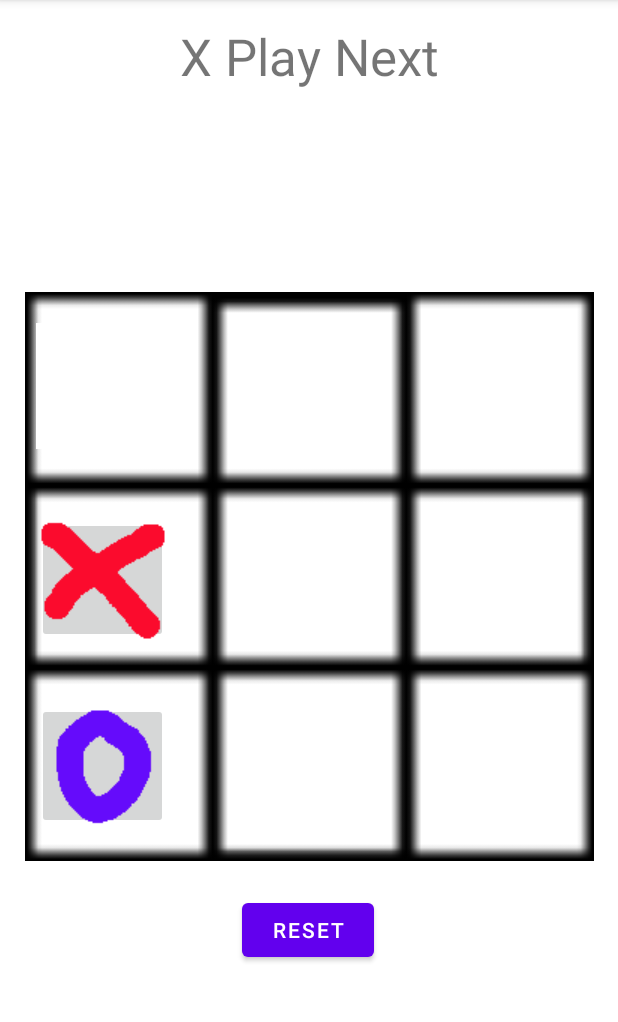
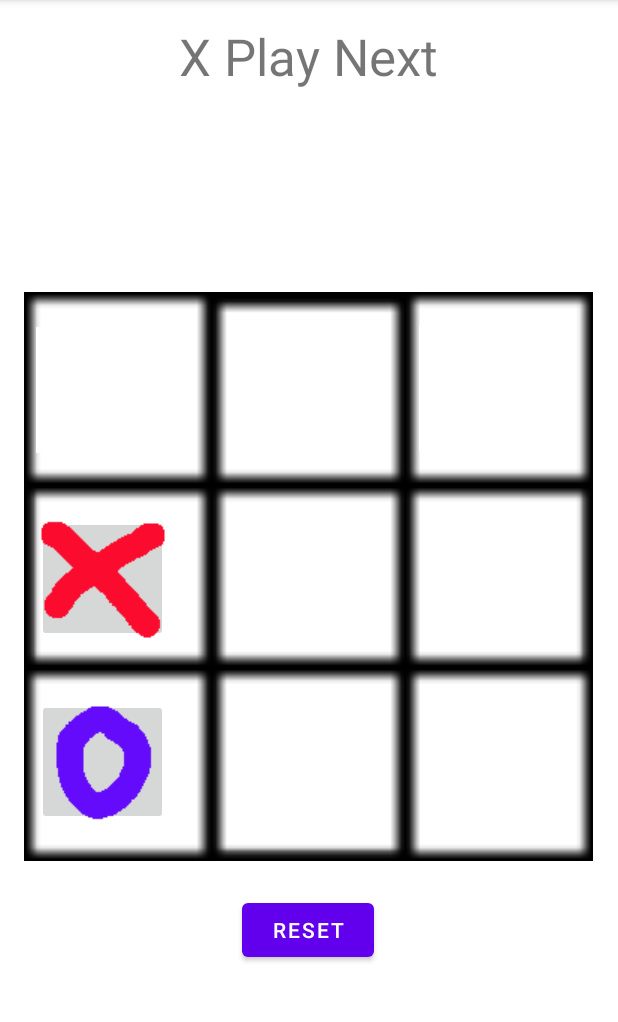
Before and after one commit to sombrero3/Tic-Tac-Toe, an Android app: the screen it shows after launch (MainActivity), after a tap on an icon or button, on a phone screen of 412 x 824 dp, the part 84-1106 px from its top. Run offline under Robolectric (Android 15) with nearby library versions, the phone set to English and light mode, and no system bars; 2 other taps on this screen came first.

```diff
--- a/app/src/main/res/layout/activity_main.xml
+++ b/app/src/main/res/layout/activity_main.xml
@@ -9,7 +9,6 @@
         android:layout_height="wrap_content"
         android:background="@color/white"
         tools:context=".MainActivity">
-
         <TextView
             android:id="@+id/main_text_tv"
             android:layout_width="wrap_content"
@@ -22,7 +21,6 @@
             app:layout_constraintRight_toRightOf="parent"
             app:layout_constraintTop_toTopOf="parent"
             app:layout_constraintVertical_bias="0.011" />
-
         <Button
             android:id="@+id/main_reset_btn"
             android:layout_width="wrap_content"
@@ -50,17 +48,21 @@
             android:id="@+id/main_10_ibtn"
             android:layout_width="87dp"
             android:layout_height="84dp"
-        android:layout_marginTop="45dp"
+            android:layout_marginTop="42dp"
+            android:layout_marginBottom="155dp"
+            app:layout_constraintBottom_toBottomOf="@+id/imageView"
             app:layout_constraintEnd_toEndOf="@+id/main_00_ibtn"
             app:layout_constraintStart_toStartOf="@+id/main_00_ibtn"
             app:layout_constraintTop_toBottomOf="@+id/main_00_ibtn"
             app:srcCompat="@drawable/firstpic" />
+        android:id="@+id/main_10_ibtn"
 
         <ImageButton
             android:id="@+id/main_20_ibtn"
             android:layout_width="87dp"
             android:layout_height="84dp"
-        android:layout_marginTop="40dp"
+            android:layout_marginStart="12dp"
+            android:layout_marginTop="38dp"
             app:layout_constraintEnd_toEndOf="@+id/main_10_ibtn"
             app:layout_constraintHorizontal_bias="1.0"
             app:layout_constraintStart_toStartOf="@+id/imageView"
@@ -72,7 +74,7 @@
             android:layout_width="88dp"
             android:layout_height="84dp"
             android:layout_marginStart="24dp"
-        android:layout_marginTop="215dp"
+            android:layout_marginTop="218dp"
             app:layout_constraintStart_toStartOf="parent"
             app:layout_constraintTop_toTopOf="parent"
             app:srcCompat="@drawable/firstpic" />
@@ -82,19 +84,20 @@
             android:layout_width="88dp"
             android:layout_height="84dp"
             android:layout_marginStart="41dp"
+            android:layout_marginTop="30dp"
             app:layout_constraintBottom_toBottomOf="@+id/main_00_ibtn"
             app:layout_constraintStart_toEndOf="@+id/main_00_ibtn"
-        app:layout_constraintTop_toTopOf="@+id/main_00_ibtn"
+            app:layout_constraintTop_toTopOf="@+id/imageView"
             app:srcCompat="@drawable/firstpic" />
 
         <ImageButton
             android:id="@+id/main_02_ibtn"
             android:layout_width="88dp"
             android:layout_height="84dp"
-        android:layout_marginStart="175dp"
-        app:layout_constraintBottom_toBottomOf="@+id/main_00_ibtn"
-        app:layout_constraintStart_toEndOf="@+id/main_00_ibtn"
-        app:layout_constraintTop_toTopOf="@+id/main_00_ibtn"
+            android:layout_marginStart="38dp"
+            app:layout_constraintBottom_toBottomOf="@+id/main_01_ibtn"
+            app:layout_constraintStart_toEndOf="@+id/main_01_ibtn"
+            app:layout_constraintTop_toTopOf="@+id/main_01_ibtn"
             app:layout_constraintVertical_bias="0.0"
             app:srcCompat="@drawable/firstpic" />
 
@@ -102,11 +105,12 @@
             android:id="@+id/main_11_ibtn"
             android:layout_width="87dp"
             android:layout_height="84dp"
+            android:layout_marginTop="45dp"
+            app:layout_constraintBottom_toBottomOf="@+id/main_10_ibtn"
             app:layout_constraintEnd_toEndOf="@+id/main_01_ibtn"
             app:layout_constraintStart_toStartOf="@+id/main_01_ibtn"
-        app:layout_constraintTop_toTopOf="@+id/main_10_ibtn"
+            app:layout_constraintTop_toBottomOf="@+id/main_01_ibtn"
             app:srcCompat="@drawable/firstpic" />
-
         <ImageButton
             android:id="@+id/main_21_ibtn"
             android:layout_width="87dp"
@@ -116,17 +120,18 @@
             app:layout_constraintHorizontal_bias="1.0"
             app:layout_constraintStart_toStartOf="@+id/main_11_ibtn"
             app:layout_constraintTop_toTopOf="@+id/main_20_ibtn"
+            app:layout_constraintVertical_bias="1.0"
             app:srcCompat="@drawable/firstpic" />
 
         <ImageButton
             android:id="@+id/main_12_ibtn"
             android:layout_width="87dp"
             android:layout_height="84dp"
+            app:layout_constraintBottom_toBottomOf="@+id/main_11_ibtn"
             app:layout_constraintEnd_toEndOf="@+id/main_02_ibtn"
             app:layout_constraintStart_toStartOf="@+id/main_02_ibtn"
             app:layout_constraintTop_toTopOf="@+id/main_11_ibtn"
             app:srcCompat="@drawable/firstpic" />
-
         <ImageButton
             android:id="@+id/main_22_ibtn"
             android:layout_width="87dp"
@@ -136,6 +141,5 @@
             app:layout_constraintStart_toStartOf="@+id/main_12_ibtn"
             app:layout_constraintTop_toTopOf="@+id/main_21_ibtn"
             app:srcCompat="@drawable/firstpic" />
-
     </androidx.constraintlayout.widget.ConstraintLayout>
 </ScrollView>
```
Also changed, not shown: app/src/main/java/com/example/firstexample/MainActivity.java (+9 -15 lines). Lines whose indentation alone changed are shown as unchanged.
